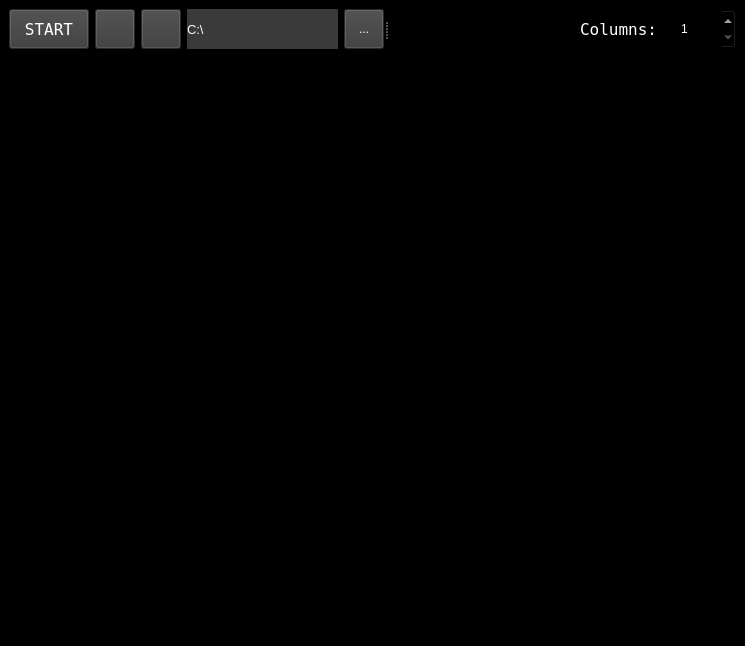
Above: ui/mainWindow_cam1_cal1.ui from AllenNeuralDynamics/parallax before the change. Below: the same form after it.
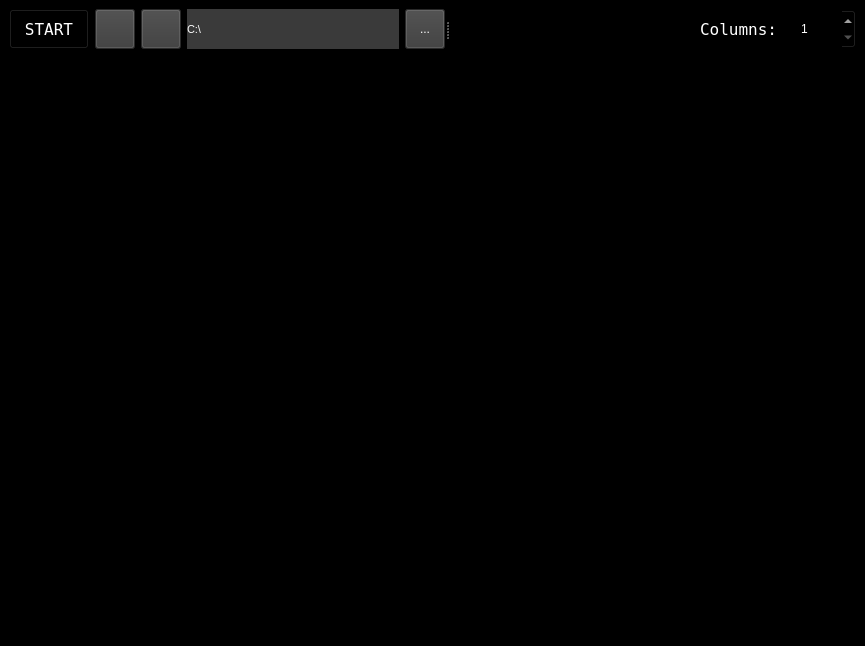
That is the form after the change. Icons and pictures are not drawn.

Commit message: Font changed to Fira Code Font

Diff of the .ui file:
```diff
--- a/ui/mainWindow_cam1_cal1.ui
+++ b/ui/mainWindow_cam1_cal1.ui
@@ -6,7 +6,7 @@
    <rect>
     <x>0</x>
     <y>0</y>
-    <width>745</width>
+    <width>865</width>
     <height>646</height>
    </rect>
   </property>
@@ -53,7 +53,8 @@
            </font>
           </property>
           <property name="styleSheet">
-           <string notr="true">background-color: rgb(58, 58, 58);
+           <string notr="true">background-color: rgb(0, 0, 0);
+selection-color: rgb(58, 58, 58);
 </string>
           </property>
           <property name="text">
@@ -128,7 +129,7 @@
          <widget class="QLabel" name="dirLabel">
           <property name="font">
            <font>
-            <pointsize>10</pointsize>
+            <pointsize>8</pointsize>
            </font>
           </property>
           <property name="styleSheet">
@@ -244,8 +245,8 @@
         <rect>
          <x>0</x>
          <y>0</y>
-         <width>725</width>
-         <height>537</height>
+         <width>845</width>
+         <height>535</height>
         </rect>
        </property>
        <layout class="QGridLayout" name="gridLayout"/>
```
Left out of the diff: 4 changed lines with no effect on the pictures. The commit also changes 1 other file.
